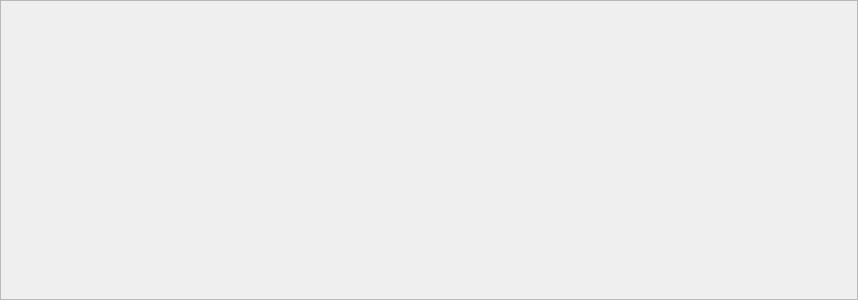
First picture: the form in widgetform.ui, repository Cannabis2013/FileMover, before the edit.
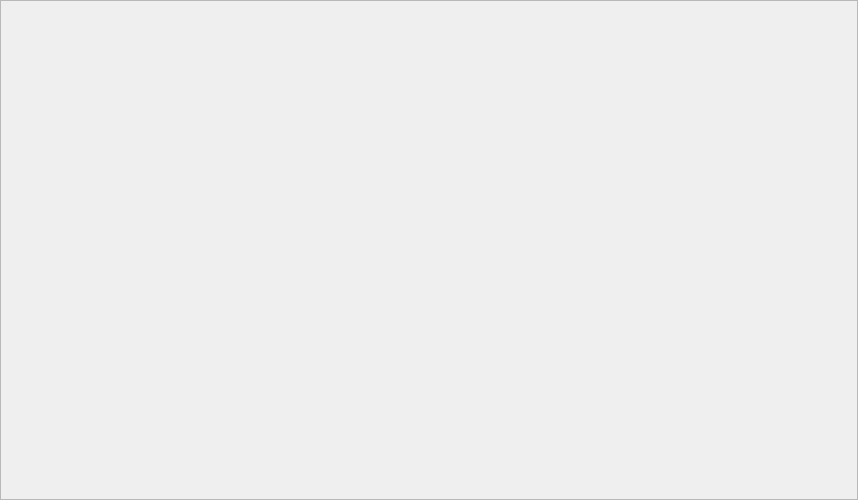
Second picture: the form after the edit. Custom widgets are drawn as their Qt base class.

The edit to the form file:
```diff
--- a/widgetform.ui
+++ b/widgetform.ui
@@ -7,9 +7,15 @@
     <x>0</x>
     <y>0</y>
     <width>858</width>
-    <height>300</height>
+    <height>500</height>
    </rect>
   </property>
+  <property name="sizePolicy">
+   <sizepolicy hsizetype="Expanding" vsizetype="Expanding">
+    <horstretch>0</horstretch>
+    <verstretch>0</verstretch>
+   </sizepolicy>
+  </property>
   <property name="windowTitle">
    <string>Form</string>
   </property>
@@ -50,13 +56,25 @@
        <verstretch>0</verstretch>
       </sizepolicy>
      </property>
+     <property name="sizeIncrement">
+      <size>
+       <width>0</width>
+       <height>0</height>
+      </size>
+     </property>
+     <property name="styleSheet">
+      <string notr="true"/>
+     </property>
      <property name="frameShape">
       <enum>QFrame::StyledPanel</enum>
      </property>
      <property name="frameShadow">
       <enum>QFrame::Raised</enum>
      </property>
-     <layout class="QGridLayout" name="gridLayout_2">
+     <layout class="QGridLayout" name="widgetLayout">
+      <property name="sizeConstraint">
+       <enum>QLayout::SetDefaultConstraint</enum>
+      </property>
       <property name="leftMargin">
        <number>0</number>
       </property>
```
Left out of the diff: 9 changed lines with no effect on the pictures.
